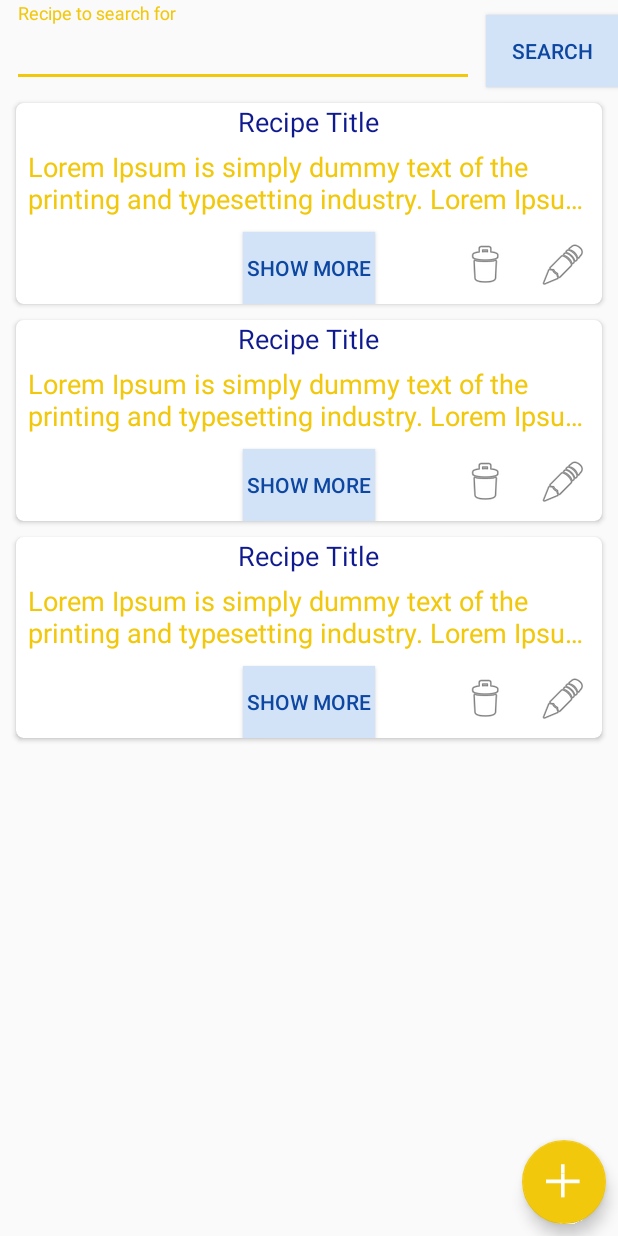
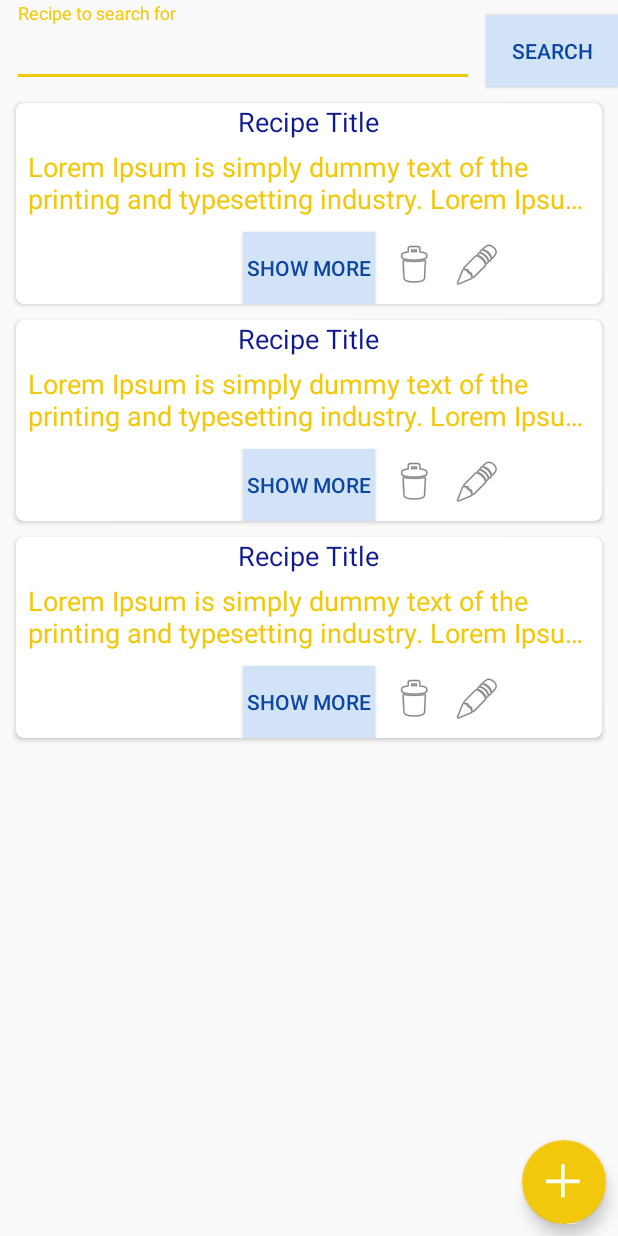
Before and after one commit to TinaMatic/Daily-Food-Planer-, an Android app: the layout fragment_recipes.xml on its own in the app's theme, with its tools: preview values and no code run, on a phone screen of 412 x 824 dp. Run offline under Robolectric (Android 15) with nearby library versions, the phone set to English and light mode, and no system bars.

```diff
--- a/app/src/main/java/com/example/dailyfoodplanner/constants/Constants.kt
+++ b/app/src/main/java/com/example/dailyfoodplanner/constants/Constants.kt
@@ -10,5 +10,6 @@ class Constants {
         const val LUNCH_REQUEST_CODE = 2
         const val SNACK2_REQUEST_CODE = 3
         const val DINNER_REQUEST_CODE = 4
+        const val DAILY_RECEIVER_REQUEST_CODE = 100
     }
 }
--- a/app/src/main/java/com/example/dailyfoodplanner/notification/NotificationHelper.kt
+++ b/app/src/main/java/com/example/dailyfoodplanner/notification/NotificationHelper.kt
@@ -30,8 +30,6 @@ object NotificationHelper {
             .setAutoCancel(true)
             .setSound(Settings.System.DEFAULT_NOTIFICATION_URI)
             .setContentIntent(pendingIntent)
-
-
     }
 
     //sets up the notification channel
--- a/app/src/main/res/layout/item_recipe.xml
+++ b/app/src/main/res/layout/item_recipe.xml
@@ -39,6 +39,7 @@
                 android:maxLines="2"
                 android:layout_marginTop="5dp"
                 android:layout_marginStart="8dp"
+                android:layout_alignParentLeft="true"
                 android:transitionName="recipeDescription"/>
 
             <Button
@@ -58,21 +59,23 @@
                 android:id="@+id/btnDeleteRecipe"
                 android:layout_width="wrap_content"
                 android:layout_height="wrap_content"
-                android:layout_toLeftOf="@id/btnEditRecipe"
-                android:layout_alignBottom="@id/btnEditRecipe"
-                android:layout_marginEnd="20dp"
+                android:layout_toRightOf="@id/btnShowMore"
+                android:layout_alignBottom="@id/btnShowMore"
+                android:layout_marginBottom="10dp"
+                android:layout_marginStart="10dp"
                 android:background="@android:drawable/ic_menu_delete"/>
 
             <ImageButton
                 android:id="@+id/btnEditRecipe"
                 android:layout_width="wrap_content"
                 android:layout_height="wrap_content"
-                android:layout_alignParentRight="true"
+                android:background="@android:drawable/ic_menu_edit"
+                android:layout_toRightOf="@id/btnDeleteRecipe"
                 android:layout_alignBottom="@id/btnShowMore"
-                android:background="@android:drawable/ic_menu_edit"
                 android:layout_marginBottom="10dp"
-                android:layout_marginEnd="10dp"/>
+                android:layout_marginStart="10dp"/>
         </RelativeLayout>
+
 
     </androidx.cardview.widget.CardView>
 
--- a/app/src/main/res/values/strings.xml
+++ b/app/src/main/res/values/strings.xml
@@ -33,7 +33,7 @@
     <!--Notifications-->
     <string name="notification_title">Daily Food Plan Notification</string>
     <string name="action_notify_daily_planer">com.example.dailyfoodplanner.action.DAILY_PLANER</string>
-    <string name="action_daily_planer">com.example.dailyfoodplanner.action.PLAN_DAILY</string>
+    <string name="action_notify_daily_receiver">com.example.dailyfoodplanner.action.DAILY_RECEIVER</string>
     <string name="notification_description">Time to eat</string>
     <string name="daily_planer">Daily Planer</string>
 
```
Also changed, not shown: app/src/main/AndroidManifest.xml (+7 -0 lines), app/src/main/java/com/example/dailyfoodplanner/DailyFoodPlannerApplication.kt (+8 -0 lines), app/src/main/java/com/example/dailyfoodplanner/notification/AlarmReceiver.kt (+7 -2 lines), app/src/main/java/com/example/dailyfoodplanner/notification/AlarmScheduler.kt (+20 -3 lines), app/src/main/java/com/example/dailyfoodplanner/notification/DailyReceiver.kt (added, +16 -0 lines), app/src/main/java/com/example/dailyfoodplanner/notification/NotificationDataUtils.kt (+45 -32 lines).
